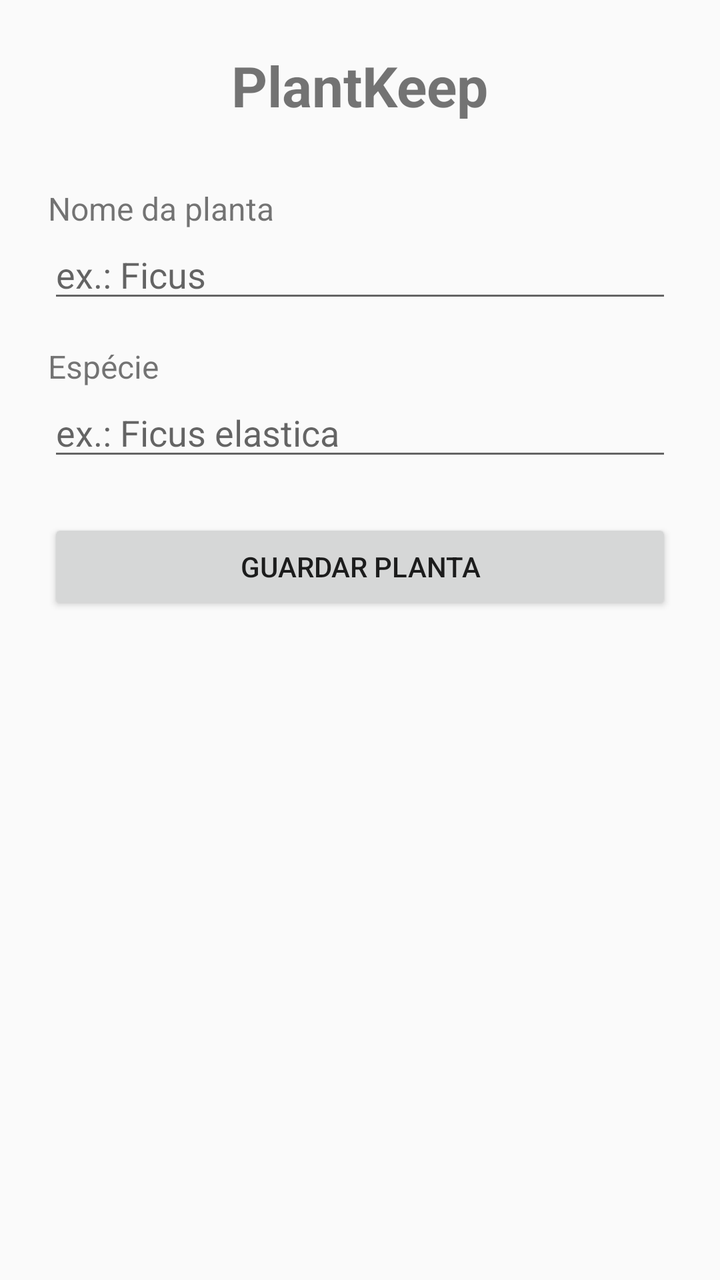
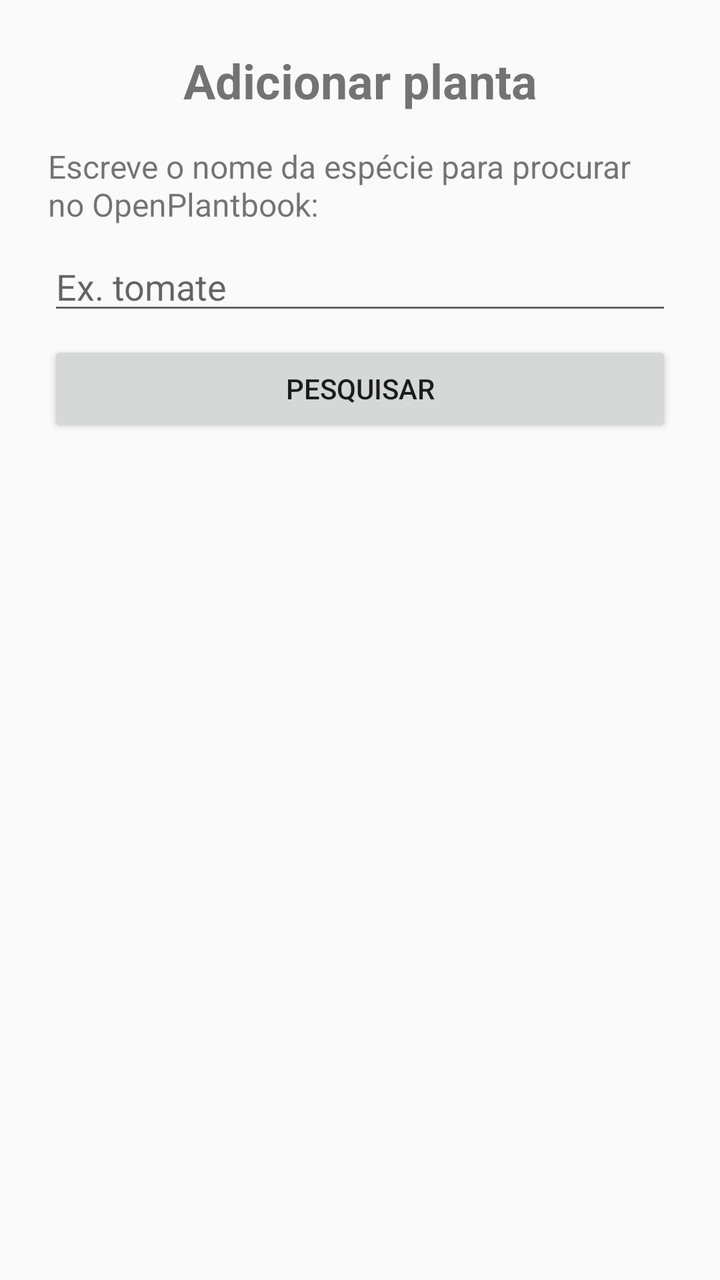

Screens rendered from an Android XML layout before and after an edit, with the pre-edit source and the edit as a unified diff.
<!-- AndroidManifest.xml: application theme Theme.ProjectDroid -->
<!-- res/layout/activity_main.xml -->
<?xml version="1.0" encoding="utf-8"?>
<LinearLayout
    xmlns:android="http://schemas.android.com/apk/res/android"
    android:layout_width="match_parent"
    android:layout_height="match_parent"
    android:orientation="vertical"
    android:padding="24dp"
    android:gravity="center_horizontal">

    <TextView
        android:layout_width="wrap_content"
        android:layout_height="wrap_content"
        android:text="@string/app_name"
        android:textSize="28sp"
        android:textStyle="bold"
        android:layout_marginBottom="32dp" />

    <TextView
        android:layout_width="match_parent"
        android:layout_height="wrap_content"
        android:text="Nome da planta"
        android:textSize="16sp" />

    <EditText
        android:id="@+id/edt_nome"
        android:layout_width="match_parent"
        android:layout_height="wrap_content"
        android:hint="ex.: Ficus"
        android:inputType="text"
        android:layout_marginBottom="16dp" />

    <TextView
        android:layout_width="match_parent"
        android:layout_height="wrap_content"
        android:text="Espécie"
        android:textSize="16sp" />

    <EditText
        android:id="@+id/edt_especie"
        android:layout_width="match_parent"
        android:layout_height="wrap_content"
        android:hint="ex.: Ficus elastica"
        android:inputType="text"
        android:layout_marginBottom="24dp" />

    <Button
        android:id="@+id/btn_salvar"
        android:layout_width="match_parent"
        android:layout_height="wrap_content"
        android:text="Guardar planta" />

</LinearLayout>
<!-- resources referenced by this layout -->
<resources>
  <string name="app_name">PlantKeep</string>
  <style name="Theme.ProjectDroid" parent="Theme.AppCompat.Light.DarkActionBar">
      </style>
</resources>

<!-- the commit's change to res/layout/activity_main.xml (unified diff, before → after) -->
@@ -1,52 +1,82 @@
 <?xml version="1.0" encoding="utf-8"?>
-<LinearLayout
-    xmlns:android="http://schemas.android.com/apk/res/android"
+<LinearLayout xmlns:android="http://schemas.android.com/apk/res/android"
     android:layout_width="match_parent"
     android:layout_height="match_parent"
     android:orientation="vertical"
-    android:padding="24dp"
-    android:gravity="center_horizontal">
+    android:padding="24dp">
 
     <TextView
-        android:layout_width="wrap_content"
+        android:id="@+id/txt_titulo"
+        android:layout_width="match_parent"
         android:layout_height="wrap_content"
-        android:text="@string/app_name"
-        android:textSize="28sp"
+        android:text="Adicionar planta"
+        android:textSize="24sp"
         android:textStyle="bold"
-        android:layout_marginBottom="32dp" />
+        android:gravity="center_horizontal" />
 
     <TextView
+        android:id="@+id/txt_hint"
         android:layout_width="match_parent"
         android:layout_height="wrap_content"
-        android:text="Nome da planta"
+        android:layout_marginTop="16dp"
+        android:text="Escreve o nome da espécie para procurar no OpenPlantbook:"
         android:textSize="16sp" />
+
+    <EditText
+        android:id="@+id/edt_pesquisa"
+        android:layout_width="match_parent"
+        android:layout_height="wrap_content"
+        android:layout_marginTop="8dp"
+        android:hint="Ex. tomate"
+        android:inputType="text" />
+
+    <Button
+        android:id="@+id/btn_pesquisar"
+        android:layout_width="match_parent"
+        android:layout_height="wrap_content"
+        android:layout_marginTop="8dp"
+        android:text="Pesquisar" />
+
+    <TextView
+        android:id="@+id/lbl_resultado"
+        android:layout_width="match_parent"
+        android:layout_height="wrap_content"
+        android:layout_marginTop="24dp"
+        android:text="Escolhe a espécie encontrada:"
+        android:textSize="16sp"
+        android:visibility="gone" />
+
+    <ListView
+        android:id="@+id/lv_resultados"
+        android:layout_width="match_parent"
+        android:layout_height="0dp"
+        android:layout_weight="1"
+        android:layout_marginTop="8dp"
+        android:visibility="gone" />
+
+    <TextView
+        android:id="@+id/txt_escolhida"
+        android:layout_width="match_parent"
+        android:layout_height="wrap_content"
+        android:layout_marginTop="24dp"
+        android:textSize="16sp"
+        android:visibility="gone" />
 
     <EditText
         android:id="@+id/edt_nome"
         android:layout_width="match_parent"
         android:layout_height="wrap_content"
-        android:hint="ex.: Ficus"
+        android:layout_marginTop="8dp"
+        android:hint="Nome para identificares (ex. Tomatinho do vaso 1)"
         android:inputType="text"
-        android:layout_marginBottom="16dp" />
+        android:visibility="gone" />
 
-    <TextView
+    <Button
+        android:id="@+id/btn_guardar"
         android:layout_width="match_parent"
         android:layout_height="wrap_content"
-        android:text="Espécie"
-        android:textSize="16sp" />
-
-    <EditText
-        android:id="@+id/edt_especie"
-        android:layout_width="match_parent"
-        android:layout_height="wrap_content"
-        android:hint="ex.: Ficus elastica"
-        android:inputType="text"
-        android:layout_marginBottom="24dp" />
-
-    <Button
-        android:id="@+id/btn_salvar"
-        android:layout_width="match_parent"
-        android:layout_height="wrap_content"
-        android:text="Guardar planta" />
+        android:layout_marginTop="8dp"
+        android:text="Guardar planta"
+        android:visibility="gone" />
 
 </LinearLayout>
<!-- resource entries referenced after the edit -->
@@ -1,6 +1,5 @@
 <!-- resources referenced by this layout -->
 <resources>
-  <string name="app_name">PlantKeep</string>
   <style name="Theme.ProjectDroid" parent="Theme.AppCompat.Light.DarkActionBar">
       </style>
 </resources>
